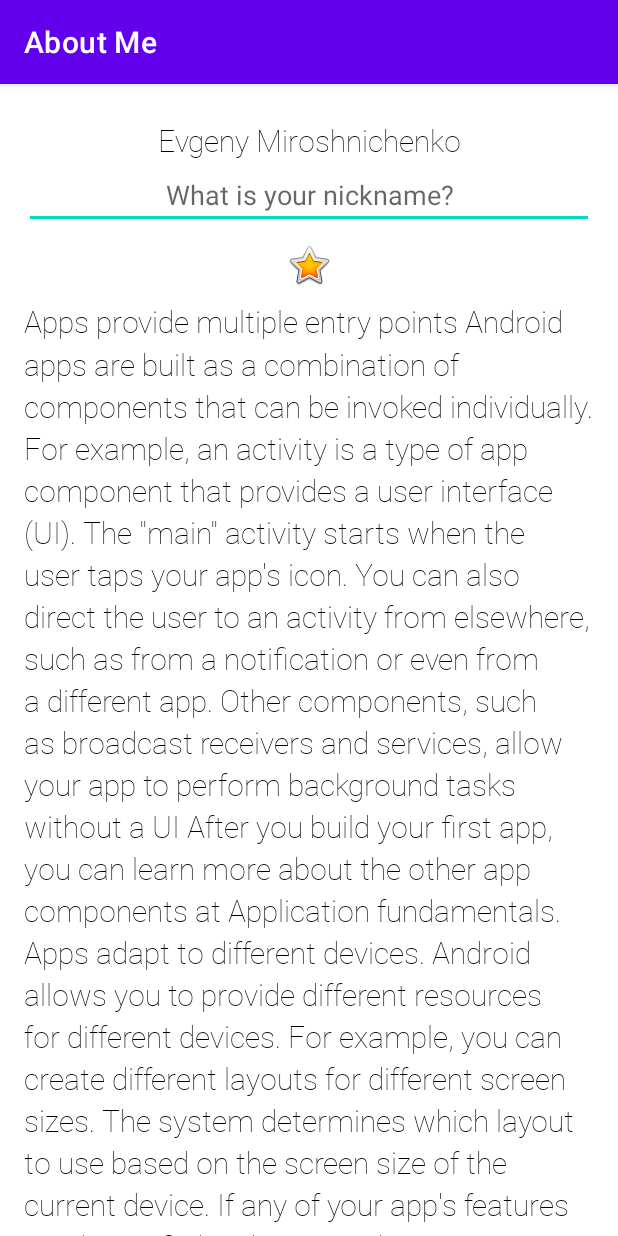
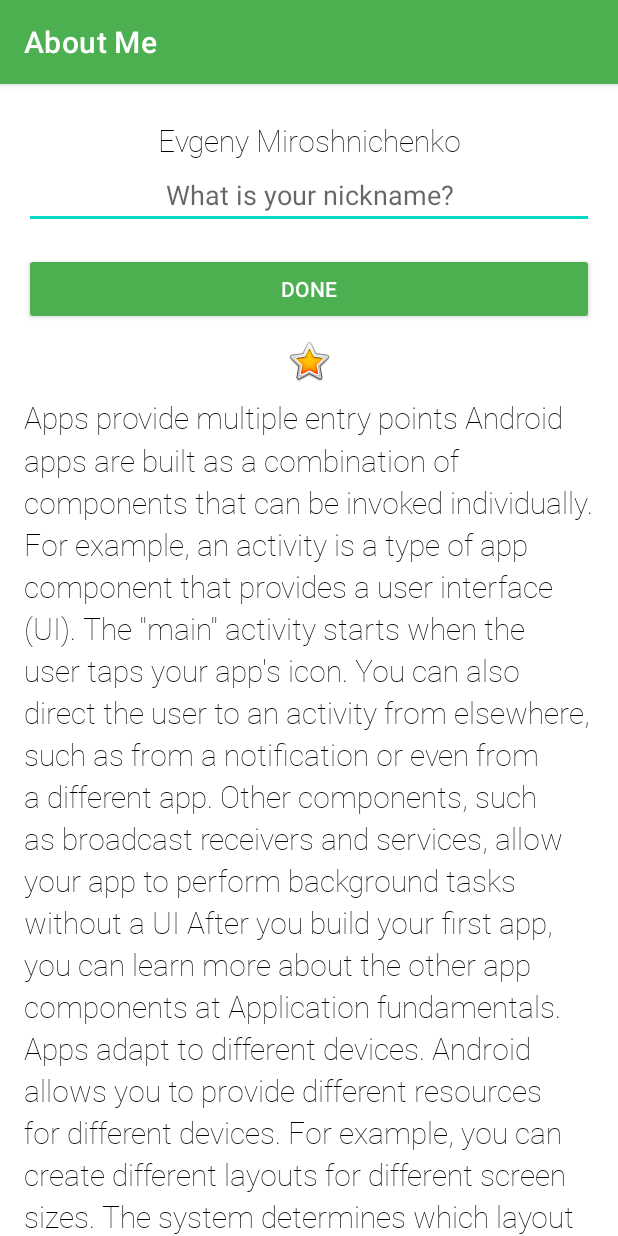
Before and after one commit to dev-center-git-preview/AboutMe, an Android app: the screen it shows after launch (MainActivity), on a phone screen of 412 x 824 dp. Run offline under Robolectric (Android 15) with nearby library versions, the phone set to English and light mode, and no system bars.

Commit message:
Added "Done" button

```diff
--- a/app/src/main/res/layout/activity_main.xml
+++ b/app/src/main/res/layout/activity_main.xml
@@ -26,6 +26,23 @@
         android:inputType="textPersonName|textAutoComplete"
         android:textAlignment="center" />
 
+    <Button
+        android:id="@+id/done_button"
+        android:layout_width="match_parent"
+        android:layout_height="wrap_content"
+        android:text="@string/done"
+        style="@style/Widget.AppCompat.Button.Colored"
+        android:layout_gravity="center_horizontal"
+        android:layout_marginTop="@dimen/layout_margin" />
+
+    <TextView
+        android:id="@+id/nickname_text"
+        style="@style/NameStyle"
+        android:layout_width="match_parent"
+        android:layout_height="wrap_content"
+        android:textAlignment="center"
+        android:visibility="gone" />
+
     <ImageView
         android:id="@+id/star_image"
         android:layout_width="match_parent"
--- a/app/src/main/res/values/colors.xml
+++ b/app/src/main/res/values/colors.xml
@@ -7,4 +7,5 @@
     <color name="teal_700">#FF018786</color>
     <color name="black">#FF000000</color>
     <color name="white">#FFFFFFFF</color>
+    <color name="green_500">#4CAF50</color>
 </resources>
--- a/app/src/main/res/values/strings.xml
+++ b/app/src/main/res/values/strings.xml
@@ -4,4 +4,5 @@
     <string name="yellow_star">Yellow Star</string>
     <string name="bio"> Apps provide multiple entry points Android apps are built as a combination of components that can be invoked individually. For example, an activity is a type of app component that provides a user interface (UI). The \"main\" activity starts when the user taps your app\'s icon. You can also direct the user to an activity from elsewhere, such as from a notification or even from a different app. Other components, such as broadcast receivers and services, allow your app to perform background tasks without a UI After you build your first app, you can learn more about the other app components at Application fundamentals. Apps adapt to different devices. Android allows you to provide different resources for different devices. For example, you can create different layouts for different screen sizes. The system determines which layout to use based on the screen size of the current device. If any of your app\'s features need specific hardware, such as a camera, you can query at runtime whether the device has that hardware or not, and then disable the corresponding features if it doesn\'t. You can specify that your app requires certain hardware so that Google Play won\'t allow the app to be installed on devices without them. After you build your first app, learn more about device configurations at Device compatibility overview. </string>
     <string name="what_is_your_nickname">What is your nickname?</string>
+    <string name="done">Done</string>
 </resources>
--- a/app/src/main/res/values/themes.xml
+++ b/app/src/main/res/values/themes.xml
@@ -2,7 +2,7 @@
     <!-- Base application theme. -->
     <style name="Theme.AboutMe" parent="Theme.MaterialComponents.DayNight.DarkActionBar">
         <!-- Primary brand color. -->
-        <item name="colorPrimary">@color/purple_500</item>
+        <item name="colorPrimary">@color/green_500</item>
         <item name="colorPrimaryVariant">@color/purple_700</item>
         <item name="colorOnPrimary">@color/white</item>
         <!-- Secondary brand color. -->
```
